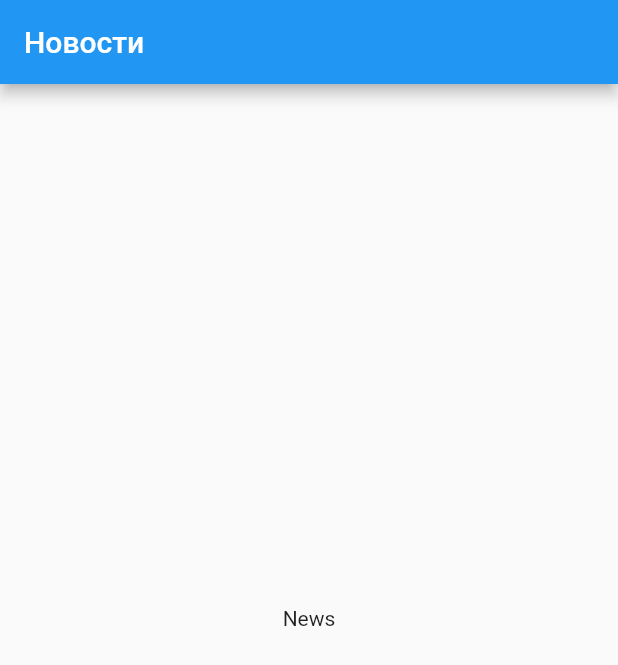
After one commit to BinaryCascade/vpec, a Flutter app: the screen it shows after launch, on a phone screen of 412 x 824 dp. The commit adds this screen. Shown: the top 665 px of the screen. Run offline on Flutter 3.47's test engine with Material 2 defaults, Android fonts, the phone set to English and light mode, and no system bars.

Commit message:
add basic screens

```diff
--- /dev/null
+++ b/lib/splash.dart
@@ -0,0 +1,33 @@
+import 'package:flutter/material.dart';
+import 'package:vpec/ui/screens/bottom_bar_screen.dart';
+
+class SplashScreen extends StatefulWidget {
+  static const routeName = '/';
+  final Widget child;
+
+  const SplashScreen({Key key, this.child}) : super(key: key);
+  @override
+  _SplashScreenState createState() => _SplashScreenState();
+}
+
+class _SplashScreenState extends State<SplashScreen> {
+  @override
+  void initState() {
+    _loadingSettings();
+    super.initState();
+  }
+
+  void _loadingSettings() {
+    _initApp();
+  }
+
+  void _initApp() {
+
+  }
+
+
+  @override
+  Widget build(BuildContext context) {
+    return widget.child;
+  }
+}
--- /dev/null
+++ b/lib/ui/screens/bottom_bar_screen.dart
@@ -0,0 +1,58 @@
+import 'package:flutter/material.dart';
+import 'package:vpec/ui/screens/announcements_screen.dart';
+import 'package:vpec/ui/screens/lessons_schedule_screen.dart';
+import 'package:vpec/ui/screens/menu_screen.dart';
+import 'package:vpec/ui/screens/news_screen.dart';
+import 'package:vpec/ui/screens/timetable_screen.dart';
+
+class BottomBarScreen extends StatefulWidget {
+  static final routeName = '/home';
+  @override
+  _BottomBarScreenState createState() => _BottomBarScreenState();
+}
+
+class _BottomBarScreenState extends State<BottomBarScreen> {
+  final PageStorageBucket bucket = PageStorageBucket();
+  int _bbarIndex = 0;
+
+  // List of screens for navigation
+  final List<Widget> pages = [
+    NewsScreen(),
+    AnnouncementsScreen(),
+    TimeTableScreen(),
+    LessonsScheduleScreen(),
+    MenuScreen(),
+  ];
+
+  @override
+  Widget build(BuildContext context) {
+    return Scaffold(
+      body: PageStorage(
+        child: pages[_bbarIndex],
+        bucket: bucket,
+      ),
+      bottomNavigationBar: BottomNavigationBar(
+        type: BottomNavigationBarType.shifting,
+        currentIndex: _bbarIndex,
+        onTap: (index) {
+          setState(() {
+            _bbarIndex = index;
+          });
+        },
+        items: [
+          BottomNavigationBarItem(
+              icon: Icon(Icons.style), label: 'Новости'),
+          BottomNavigationBarItem(
+              icon: Icon(Icons.notifications_outlined), label: 'Объявления'),
+          BottomNavigationBarItem(
+              icon: Icon(Icons.schedule_outlined), label: 'Звонки'),
+          BottomNavigationBarItem(
+              icon: Icon(Icons.dashboard_outlined), label: 'Расписание'),
+          BottomNavigationBarItem(
+            label: 'Меню', icon: Icon(Icons.menu),
+          ),
+        ],
+      ),
+    );
+  }
+}
--- /dev/null
+++ b/lib/ui/screens/news_screen.dart
@@ -0,0 +1,20 @@
+import 'package:flutter/material.dart';
+
+class NewsScreen extends StatefulWidget {
+  @override
+  _NewsScreenState createState() => _NewsScreenState();
+}
+
+class _NewsScreenState extends State<NewsScreen> {
+  @override
+  Widget build(BuildContext context) {
+    return Scaffold(
+      appBar: AppBar(
+        title: Text('Новости'),
+      ),
+      body: Center(
+        child: Text('News'),
+      ),
+    );
+  }
+}
```
Also changed, not shown: lib/main.dart (+15 -100 lines), lib/ui/screens/announcements_screen.dart (added, +18 -0 lines), lib/ui/screens/lessons_schedule_screen.dart (added, +20 -0 lines), lib/ui/screens/menu_screen.dart (added, +20 -0 lines), lib/ui/screens/timetable_screen.dart (added, +20 -0 lines).
